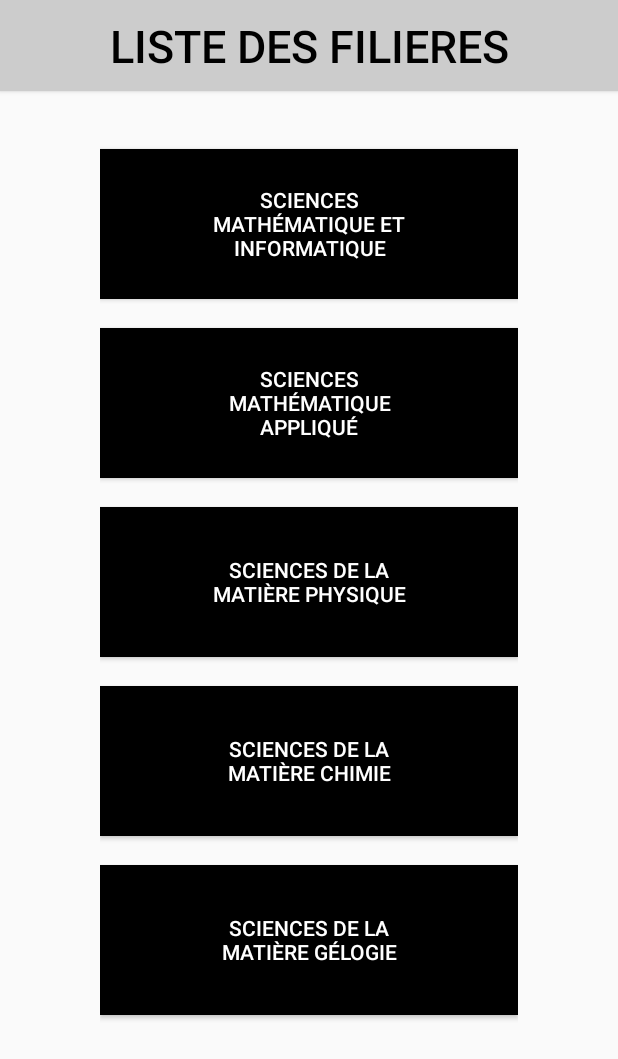
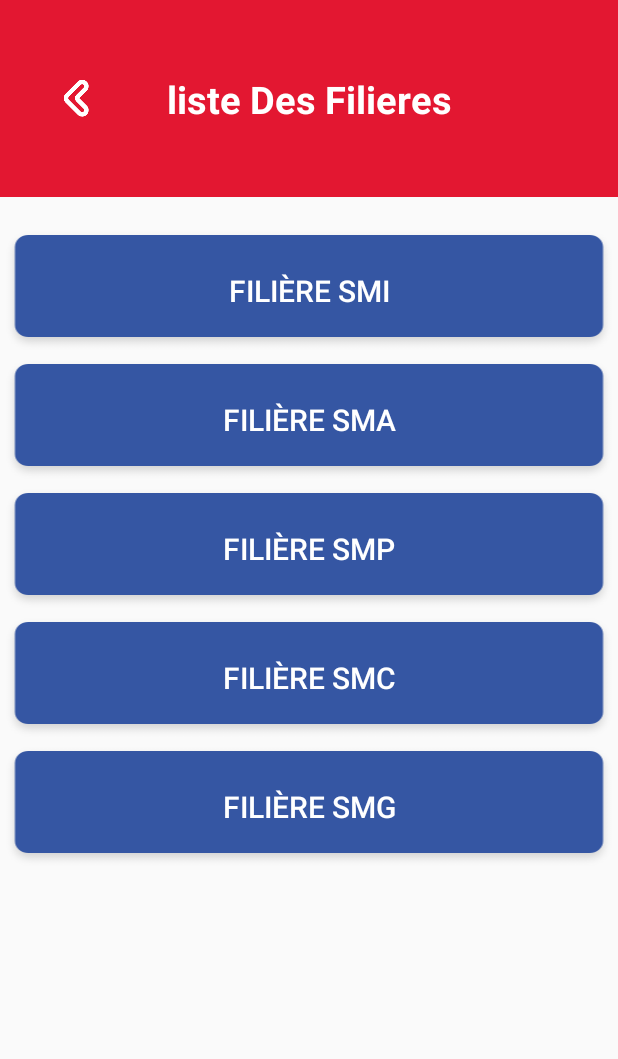
Before and after one commit to sim-fpt-usmba/E_Learning, an Android app: the ProfFiliereActivity screen opened directly, with no data from a screen before it, on a phone screen of 412 x 824 dp. Shown: the top 1059 px of the screen. Run offline under Robolectric (Android 15) with nearby library versions, the phone set to English and light mode, and no system bars.

Commit message:
ProfFiliereHamidChanges

```diff
--- a/app/src/main/java/ma/ac/usmba/fpt/e_learning/Controller/ProfFiliereController.java
+++ b/app/src/main/java/ma/ac/usmba/fpt/e_learning/Controller/ProfFiliereController.java
@@ -10,11 +10,11 @@
 
     public static ArrayList<Filiere> set_Filiere() {
         ArrayList<Filiere> filieres = new ArrayList<Filiere>();
-        filieres.add(new Filiere("SMI", "Sciences mathématique et informatique"));
-        filieres.add(new Filiere("SMA", "Sciences mathématique appliqué"));
-        filieres.add(new Filiere("SMP", "Sciences de la matière physique"));
-        filieres.add(new Filiere("SMC", "Sciences de la matière chimie"));
-        filieres.add(new Filiere("SMG", "Sciences de la matière gélogie"));
+        filieres.add(new Filiere("SMI", "Filière SMI"));
+        filieres.add(new Filiere("SMA", "Filière SMA"));
+        filieres.add(new Filiere("SMP", "Filière SMP"));
+        filieres.add(new Filiere("SMC", "Filière SMC"));
+        filieres.add(new Filiere("SMG", "Filière SMG"));
         return filieres;
     }
 }
--- a/app/src/main/java/ma/ac/usmba/fpt/e_learning/EtudiantLoginActivity.java
+++ b/app/src/main/java/ma/ac/usmba/fpt/e_learning/EtudiantLoginActivity.java
@@ -101,6 +101,8 @@
         } else{
             checkEtudientExists();
         }
+        //TODO: remove this line after testing
+        openMain();
     }
 
     public void showMessage(String msg){
--- a/app/src/main/java/ma/ac/usmba/fpt/e_learning/ProfFiliereActivity.java
+++ b/app/src/main/java/ma/ac/usmba/fpt/e_learning/ProfFiliereActivity.java
@@ -1,13 +1,16 @@
 package ma.ac.usmba.fpt.e_learning;
 
+import android.annotation.SuppressLint;
 import android.content.Intent;
 import android.graphics.Color;
+import android.graphics.drawable.GradientDrawable;
 import android.os.Bundle;
 import android.view.View;
 import android.widget.Button;
 import android.widget.LinearLayout;
 import android.widget.TextView;
 
+import androidx.annotation.DrawableRes;
 import androidx.appcompat.app.AppCompatActivity;
 
 import java.util.ArrayList;
@@ -16,35 +19,35 @@
 import ma.ac.usmba.fpt.e_learning.Controller.ProfFiliereController;
 import ma.ac.usmba.fpt.e_learning.Model.Filiere;
 
+import static android.graphics.Color.WHITE;
+import static android.widget.LinearLayout.VERTICAL;
+
 public class ProfFiliereActivity extends AppCompatActivity {
     ArrayList<Filiere> list_filiere = ProfFiliereController.set_Filiere();
     LinearLayout filier_layout;
     Button bouton;
     ArrayList<Button> button_filier_list = new ArrayList<>();
 
+    @SuppressLint("SetTextI18n")
     @Override
     protected void onCreate(Bundle savedInstanceState) {
         super.onCreate(savedInstanceState);
         setContentView(R.layout.activity_prof_filiere);
         filier_layout = (LinearLayout) findViewById(R.id.filiere_layout);
-        filier_layout.setPadding(100,0,100,0);
 
         filier_layout.addView(new TextView(this));
-        bouton=(Button) findViewById(R.id.button);
-        bouton.setBackgroundColor(Color.LTGRAY);
         Iterator<Filiere> iter_filiere = list_filiere.iterator();
         int i = 0;
         while (iter_filiere.hasNext()) {
             Filiere f = iter_filiere.next();
             button_filier_list.add(new Button(this));
-            button_filier_list.get(i).setHeight(150);
+            button_filier_list.get(i).setBackgroundResource(R.drawable.rectangle_11);
             button_filier_list.get(i).setWidth(500);
-            button_filier_list.get(i).setBackgroundColor(Color.LTGRAY);
-            button_filier_list.get(i).setTextColor(Color.BLACK);
+            button_filier_list.get(i).setWidth(150);
+            button_filier_list.get(i).setTextColor(WHITE);
+            button_filier_list.get(i).setTextSize(20);
             button_filier_list.get(i).setText(f.getNom_filere());
             button_filier_list.get(i).setTag(i);
-            button_filier_list.get(i).setTextColor(Color.WHITE);
-            button_filier_list.get(i).setBackgroundColor(Color.BLACK);
             button_filier_list.get(i).setPadding(100, 0, 100, 0);
             button_filier_list.get(i).setOnClickListener(new View.OnClickListener() {
                 @Override
@@ -60,7 +63,6 @@
                 }
             });
             filier_layout.addView(button_filier_list.get(i));
-            filier_layout.addView(new TextView(this));
             i++;
         }
     }
--- a/app/src/main/java/ma/ac/usmba/fpt/e_learning/ProfLoginActivity.java
+++ b/app/src/main/java/ma/ac/usmba/fpt/e_learning/ProfLoginActivity.java
@@ -44,27 +44,29 @@
             );
 
     private EditText email;
-    private EditText  password;
+    private EditText password;
 
     @Override
     protected void onCreate(Bundle savedInstanceState) {
         super.onCreate(savedInstanceState);
         setContentView(R.layout.activity_prof_login);
 
-        SessionData = getSharedPreferences("user_details",MODE_PRIVATE);
+        SessionData = getSharedPreferences("user_details", MODE_PRIVATE);
 
-        if( SessionData.contains("EtudiantLogin") ){
+        if (SessionData.contains("EtudiantLogin")) {
             openMain();
         }
 
         networkUtils = new NetworkUtils();
 
-        email= findViewById(R.id.email);
+        email = findViewById(R.id.email);
         password = findViewById(R.id.password);
     }
+
     public void goback(View view) {
 
     }
+
     private boolean validateEmail() {
         String emailInput = email.getText().toString().trim();
 
@@ -79,6 +81,7 @@
             return true;
         }
     }
+
     private boolean validatePassword() {
         String passwordInput = password.getText().toString().trim();
 
@@ -95,9 +98,8 @@
     }
 
 
-
     public void onClickValider(View view) {
-     if ((!validateEmail()) ||(!validatePassword())){
+        if ((!validateEmail()) || (!validatePassword())) {
 
 
             String input = "Email: " + email.getText().toString();
@@ -105,23 +107,26 @@
 
             input += "Password: " + password.getText().toString();
 
-        Toast.makeText(this,input, Toast.LENGTH_SHORT).show();showMessage(input);
-     } else{
+            Toast.makeText(this, input, Toast.LENGTH_SHORT).show();
+            showMessage(input);
+        } else {
             checkEtudientExists();
         }
+        //TODO: remove this line after testing
+        openMain();
     }
 
-    public void showMessage(String msg){
+    public void showMessage(String msg) {
         Toast.makeText(ProfLoginActivity.this, msg, Toast.LENGTH_SHORT).show();
     }
 
-    public void openMain(){
+    public void openMain() {
         Intent intent = new Intent(ProfLoginActivity.this, ProfAccueilActivity.class);
         startActivity(intent);
     }
 
 
-    public void  checkEtudientExists(){
+    public void checkEtudientExists() {
         APIEndPoint apiEndPoint = networkUtils.getApiEndPoint();
 
         Call<ResponseBody> call = apiEndPoint.prof_login(
@@ -149,17 +154,17 @@
 
                         openMain();
                     } else {
-                        showMessage( "Failed to login, please check your ID or password" );
+                        showMessage("Failed to login, please check your ID or password");
                     }
                 } catch (IOException e) {
                     e.printStackTrace();
-                    showMessage( "Failed : " + e.getMessage());
+                    showMessage("Failed : " + e.getMessage());
                 }
             }
 
             @Override
             public void onFailure(Call<ResponseBody> call, Throwable t) {
-                showMessage( "Failed : " + t.getMessage());
+                showMessage("Failed : " + t.getMessage());
             }
         });
     }
--- a/app/src/main/res/layout/activity_prof_filiere.xml
+++ b/app/src/main/res/layout/activity_prof_filiere.xml
@@ -2,21 +2,54 @@
 <LinearLayout xmlns:android="http://schemas.android.com/apk/res/android"
     xmlns:tools="http://schemas.android.com/tools"
     android:layout_width="match_parent"
-    android:layout_height="wrap_content"
+    android:layout_height="wrap_content" xmlns:app="http://schemas.android.com/apk/res-auto"
     tools:context=".ProfFiliereActivity"
     android:id="@+id/ll"
     android:orientation="vertical">
-   <Button
-         android:text="@string/liste_des_filieres"
-         android:layout_width="match_parent"
-         android:layout_height="match_parent" android:id="@+id/button" android:textColor="@android:color/black"
-         android:textSize="30sp"/>
-   <TextView
-         android:layout_width="match_parent"
-         android:layout_height="wrap_content" android:id="@+id/textView2"/>
+   <androidx.constraintlayout.widget.ConstraintLayout
+       android:id="@+id/constraintLayout5"
+       android:layout_width="match_parent"
+       android:layout_height="131dp"
+       android:background="@drawable/rectangle_119"
+       android:orientation="horizontal"
+       android:padding="10dp"
+       app:layout_constraintBottom_toBottomOf="parent"
+       app:layout_constraintEnd_toEndOf="parent"
+       app:layout_constraintStart_toStartOf="parent"
+       app:layout_constraintTop_toTopOf="parent"
+       app:layout_constraintVertical_bias="0.0">
+
+      <TextView
+          android:id="@+id/textView4"
+          style="@style/Widget.AppCompat.TextView"
+          android:layout_width="230dp"
+          android:layout_height="37dp"
+          android:layout_gravity="center"
+          android:gravity="center"
+          android:text="@string/liste_des_filieres"
+          android:textColor="@color/design_default_color_background"
+          android:textSize="25sp"
+          android:textStyle="bold"
+          app:layout_constraintBottom_toBottomOf="parent"
+          app:layout_constraintEnd_toEndOf="parent"
+          app:layout_constraintStart_toStartOf="parent"
+          app:layout_constraintTop_toTopOf="parent" />
+
+      <ImageView
+          android:id="@+id/GoBackIcon"
+          android:layout_width="wrap_content"
+          android:layout_height="wrap_content"
+          android:contentDescription="@string/RESSOURCES"
+          app:layout_constraintBottom_toBottomOf="parent"
+          app:layout_constraintEnd_toStartOf="@+id/textView4"
+          app:layout_constraintStart_toStartOf="parent"
+          app:layout_constraintTop_toTopOf="parent"
+          app:srcCompat="@drawable/trace_52" />
+   </androidx.constraintlayout.widget.ConstraintLayout>
    <LinearLayout
-         android:orientation="vertical"
-         android:layout_width="match_parent"
-         android:layout_height="match_parent" android:id="@+id/filiere_layout">
+       android:orientation="vertical"
+       android:layout_width="match_parent"
+       android:layout_height="match_parent"
+       android:id="@+id/filiere_layout">
    </LinearLayout>
 </LinearLayout>
```
Lines whose indentation alone changed are shown as unchanged.
